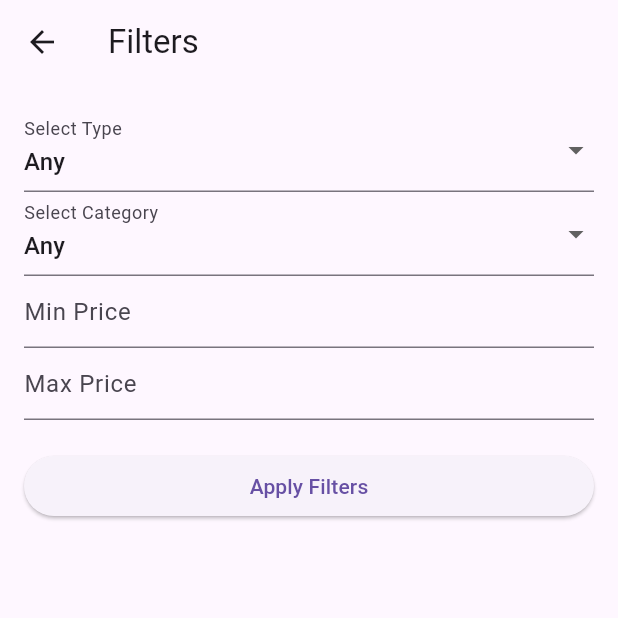
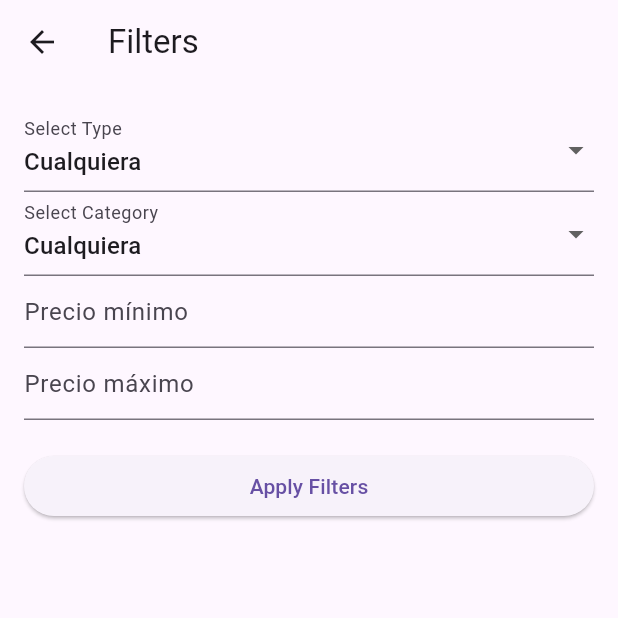
Before and after one commit to LuciiaaDM/tfg, a Flutter app: the FiltersScreen screen opened directly, on a phone screen of 412 x 824 dp, the top half of it. Run offline on Flutter 3.47's test engine with Material 3 defaults, Android fonts, the phone set to English and light mode, and no system bars; our stand-ins replace cloud_firestore, firebase_auth, firebase_core; accounts and stored records are empty.

Commit message:
filtros arreglados en español

```diff
--- a/myjourney/lib/models/post_model.dart
+++ b/myjourney/lib/models/post_model.dart
@@ -4,13 +4,13 @@ class Post {
   String location;
   String description;
   String userId;
-  String userName; // Agregado el nombre del usuario
+  String userName;
   String type;
   DateTime? date;
   double? price;
   String? meetingPoint;
   int? capacity;
-  int? availableSeats; // Nuevo campo para plazas disponibles
+  int? availableSeats;
   String category;
   String? time;
 
@@ -20,15 +20,15 @@ class Post {
     required this.location,
     required this.description,
     required this.userId,
-    required this.userName, // Inicializa el nombre del usuario
+    required this.userName,
     required this.date,
     required this.price,
     required this.meetingPoint,
     required this.capacity,
-    required this.availableSeats, // Inicializa plazas disponibles
+    required this.availableSeats,
     required this.category,
     this.time,
-  }) : type = 'activity';
+  }) : type = 'Actividad';
 
   Post.review({
     required this.id,
@@ -36,9 +36,9 @@ class Post {
     required this.location,
     required this.description,
     required this.userId,
-    required this.userName, // Inicializa el nombre del usuario
+    required this.userName,
     required this.category,
-  }) : type = 'review';
+  }) : type = 'Reseña';
 
   Map<String, dynamic> toJson() {
     return {
@@ -53,7 +53,7 @@ class Post {
       'price': price,
       'meetingPoint': meetingPoint,
       'capacity': capacity,
-      'availableSeats': availableSeats, // Agrega plazas disponibles al JSON
+      'availableSeats': availableSeats,
       'category': category,
       'time': time,
     };
@@ -72,7 +72,7 @@ class Post {
             price: json['price'],
             meetingPoint: json['meetingPoint'],
             capacity: json['capacity'],
-            availableSeats: json['availableSeats'], // Lee plazas disponibles del JSON
+            availableSeats: json['availableSeats'],
             category: json['category'],
             time: json['time'],
           )
--- a/myjourney/lib/models/reservation_model.dart
+++ b/myjourney/lib/models/reservation_model.dart
@@ -8,7 +8,7 @@ class Reservation {
   String status;
   DateTime activityDate;
   String activityTime;
-  String activityTitle; // Agrega el título de la actividad
+  String activityTitle;
 
   Reservation({
     required this.id,
@@ -20,7 +20,7 @@ class Reservation {
     required this.status,
     required this.activityDate,
     required this.activityTime,
-    required this.activityTitle, // Inicializa el título de la actividad
+    required this.activityTitle,
   });
 
   Map<String, dynamic> toJson() {
@@ -34,7 +34,7 @@ class Reservation {
       'status': status,
       'activityDate': activityDate.toIso8601String(),
       'activityTime': activityTime,
-      'activityTitle': activityTitle, // Agrega el título al JSON
+      'activityTitle': activityTitle,
     };
   }
 
@@ -49,7 +49,7 @@ class Reservation {
       status: json['status'],
       activityDate: DateTime.parse(json['activityDate']),
       activityTime: json['activityTime'],
-      activityTitle: json['activityTitle'], // Lee el título del JSON
+      activityTitle: json['activityTitle'],
     );
   }
 }
--- a/myjourney/lib/models/user_model.dart
+++ b/myjourney/lib/models/user_model.dart
@@ -17,7 +17,7 @@ class UserModel {
     this.balance,
   });
 
-  // Convert a UserModel object into a map
+
   Map<String, dynamic> toJson() {
     return {
       'uid': uid,
@@ -30,7 +30,6 @@ class UserModel {
     };
   }
 
-  // Create a UserModel object from a map
   factory UserModel.fromJson(Map<String, dynamic> json) {
     return UserModel(
       uid: json['uid'],
--- a/myjourney/lib/screens/add_balance_screen.dart
+++ b/myjourney/lib/screens/add_balance_screen.dart
@@ -105,7 +105,7 @@ class _AddBalanceScreenState extends State<AddBalanceScreen> {
                     if (user != null) {
                       final rand = Random();
                       if (rand.nextInt(100) < 95) {
-                        // Simula una transacción exitosa el 95% de las veces
+
                         await _firestore.runTransaction((transaction) async {
                           final userRef = _firestore.collection('users').doc(user.uid);
                           final userDoc = await transaction.get(userRef);
--- a/myjourney/lib/screens/edit_review_screen.dart
+++ b/myjourney/lib/screens/edit_review_screen.dart
@@ -93,7 +93,7 @@ class _EditReviewScreenState extends State<EditReviewScreen> {
                         SnackBar(content: Text('¡Reseña actualizada con éxito!'))
                       );
 
-                      Navigator.pop(context); // Regresar a la pantalla anterior después de actualizar
+                      Navigator.pop(context);
                     } catch (e) {
                       ScaffoldMessenger.of(context).showSnackBar(
                         SnackBar(content: Text('Error al actualizar la reseña: $e'))
--- a/myjourney/lib/screens/filters_screen.dart
+++ b/myjourney/lib/screens/filters_screen.dart
@@ -6,8 +6,8 @@ class FiltersScreen extends StatefulWidget {
 }
 
 class _FiltersScreenState extends State<FiltersScreen> {
-  String _selectedType = 'Any';
-  String _selectedCategory = 'Any';
+  String _selectedType = 'Cualquiera';
+  String _selectedCategory = 'Cualquiera';
   double? _minPrice;
   double? _maxPrice;
 
@@ -23,7 +23,7 @@ class _FiltersScreenState extends State<FiltersScreen> {
           children: <Widget>[
             DropdownButtonFormField<String>(
               value: _selectedType,
-              items: <String>['Any', 'Review', 'Activity'].map((String value) {
+              items: <String>['Cualquiera', 'Reseña', 'Actividad'].map((String value) {
                 return DropdownMenuItem<String>(
                   value: value,
                   child: Text(value),
@@ -41,11 +41,11 @@ class _FiltersScreenState extends State<FiltersScreen> {
             DropdownButtonFormField<String>(
               value: _selectedCategory,
               items: <String>[
-                'Any',
-                'restaurant',
-                'viewpoint',
-                'museum',
-                'historic_site'
+                'Cualquiera',
+                'Restaurante',
+                'Mirador',
+                'Museo',
+                'Sitio Histórico'
               ].map((String value) {
                 return DropdownMenuItem<String>(
                   value: value,
@@ -62,14 +62,14 @@ class _FiltersScreenState extends State<FiltersScreen> {
               ),
             ),
             TextFormField(
-              decoration: InputDecoration(hintText: 'Min Price'),
+              decoration: InputDecoration(hintText: 'Precio mínimo'),
               keyboardType: TextInputType.number,
               onChanged: (value) {
                 _minPrice = double.tryParse(value);
               },
             ),
             TextFormField(
-              decoration: InputDecoration(hintText: 'Max Price'),
+              decoration: InputDecoration(hintText: 'Precio máximo'),
               keyboardType: TextInputType.number,
               onChanged: (value) {
                 _maxPrice = double.tryParse(value);
--- a/myjourney/lib/screens/home_screen.dart
+++ b/myjourney/lib/screens/home_screen.dart
@@ -127,7 +127,7 @@ class _HomeScreenContentState extends State<HomeScreenContent> {
             return post.location.toLowerCase().contains(_searchQuery.toLowerCase());
           }).toList();
 
-          // filtros adicionales
+
           if (_filters['type'] != 'Cualquiera') {
             posts = posts.where((post) => post.type.toLowerCase() == _filters['type'].toLowerCase()).toList();
           }
--- a/myjourney/lib/screens/profile_edit_screen.dart
+++ b/myjourney/lib/screens/profile_edit_screen.dart
@@ -107,7 +107,7 @@ class _ProfileEditScreenState extends State<ProfileEditScreen> {
                         SnackBar(content: Text('¡Perfil actualizado exitosamente!'))
                       );
 
-                      Navigator.pop(context); // Regresar a la pantalla anterior
+                      Navigator.pop(context);
                     } catch (e) {
                       ScaffoldMessenger.of(context).showSnackBar(
                         SnackBar(content: Text('Error al actualizar el perfil: $e'))
@@ -117,8 +117,8 @@ class _ProfileEditScreenState extends State<ProfileEditScreen> {
                   }
                 },
                 style: ElevatedButton.styleFrom(
-                  backgroundColor: Colors.orange, // Cambia el color del botón a naranja
-                  foregroundColor: Colors.white, // Cambia el color del texto del botón a blanco
+                  backgroundColor: Colors.orange,
+                  foregroundColor: Colors.white,
                 ),
                 child: Text('Guardar'),
               ),
--- a/myjourney/lib/screens/profile_screen.dart
+++ b/myjourney/lib/screens/profile_screen.dart
@@ -34,7 +34,7 @@ class _ProfileScreenState extends State<ProfileScreen> with SingleTickerProvider
       if (data != null) {
         setState(() {
           userName = data['username'] ?? 'Usuario';
-          balance = (data['balance'] as num).toDouble(); // Asegúrate de convertir el balance a double
+          balance = (data['balance'] as num).toDouble();
         });
       }
     }
@@ -77,7 +77,7 @@ class _ProfileScreenState extends State<ProfileScreen> with SingleTickerProvider
                     fontWeight: FontWeight.bold,
                   ),
                 ),
-                SizedBox(height: 10.0), // Espacio entre el nombre y el saldo
+                SizedBox(height: 10.0),
                 Text(
                   'Saldo: ${balance.toStringAsFixed(2)}€',
                   style: TextStyle(
--- a/myjourney/lib/screens/reserve_screen.dart
+++ b/myjourney/lib/screens/reserve_screen.dart
@@ -56,8 +56,8 @@ class _ReserveScreenState extends State<ReserveScreen> {
               },
               child: Text('Reservar'),
               style: ElevatedButton.styleFrom(
-                backgroundColor: Colors.orange, // Cambia el color del botón a naranja
-                foregroundColor: Colors.white, // Cambia el color del texto del botón a blanco
+                backgroundColor: Colors.orange,
+                foregroundColor: Colors.white,
               ),
             ),
           ],
--- a/myjourney/lib/screens/saved_screen.dart
+++ b/myjourney/lib/screens/saved_screen.dart
@@ -45,7 +45,7 @@ class SavedScreen extends StatelessWidget {
           }
 
           final savedPosts = snapshot.data!.docs.map((doc) {
-            return doc['postId'] as String;  // Asegúrate de que sea una lista de strings
+            return doc['postId'] as String;
           }).toList();
 
           if (savedPosts.isEmpty) {
--- a/myjourney/lib/screens/settings_screen.dart
+++ b/myjourney/lib/screens/settings_screen.dart
@@ -3,7 +3,7 @@ import 'package:firebase_auth/firebase_auth.dart';
 import 'create_incidence_screen.dart';
 import 'incidences_screen.dart';
 import 'profile_edit_screen.dart';
-import 'add_balance_screen.dart'; // Importa la pantalla de añadir saldo
+import 'add_balance_screen.dart';
 
 class SettingsScreen extends StatelessWidget {
   @override
--- a/myjourney/lib/widgets/post_card.dart
+++ b/myjourney/lib/widgets/post_card.dart
@@ -9,7 +9,7 @@ class PostCard extends StatelessWidget {
   @override
   Widget build(BuildContext context) {
     return Card(
-      color: Colors.orange[100], // Cambia el color de fondo a naranja claro
+      color: Colors.orange[100],
       margin: EdgeInsets.symmetric(vertical: 10.0, horizontal: 15.0),
       child: Padding(
         padding: EdgeInsets.all(10.0),
@@ -38,8 +38,8 @@ class PostCard extends StatelessWidget {
                 );
               },
               style: ElevatedButton.styleFrom(
-                backgroundColor: Colors.orange, // Cambia el color del botón a naranja
-                foregroundColor: Colors.white, // Cambia el color del texto del botón a blanco
+                backgroundColor: Colors.orange,
+                foregroundColor: Colors.white,
               ),
               child: Text('Ver Detalles'),
             ),
```
Also changed, not shown: myjourney/lib/screens/create_incidence_screen.dart (+5 -5 lines), myjourney/lib/screens/create_screen.dart (+11 -11 lines), myjourney/lib/screens/login_screen.dart (+4 -4 lines), myjourney/lib/screens/post_detail_screen.dart (+4 -4 lines), myjourney/lib/screens/register_screen.dart (+6 -6 lines).
